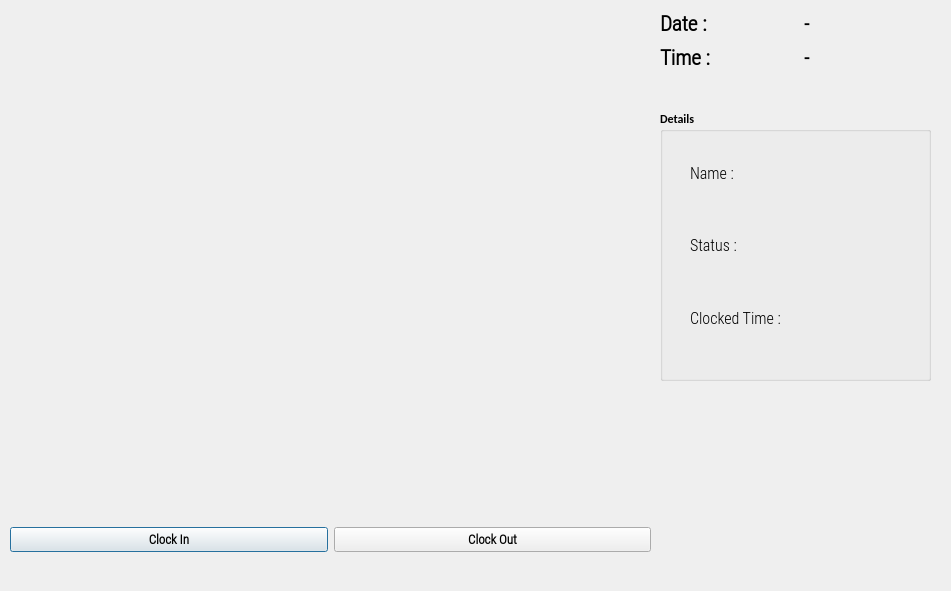
AhmedAboelyazeed-M/Face-Detect-Recognition, file outputwindow.ui: the form before one commit.
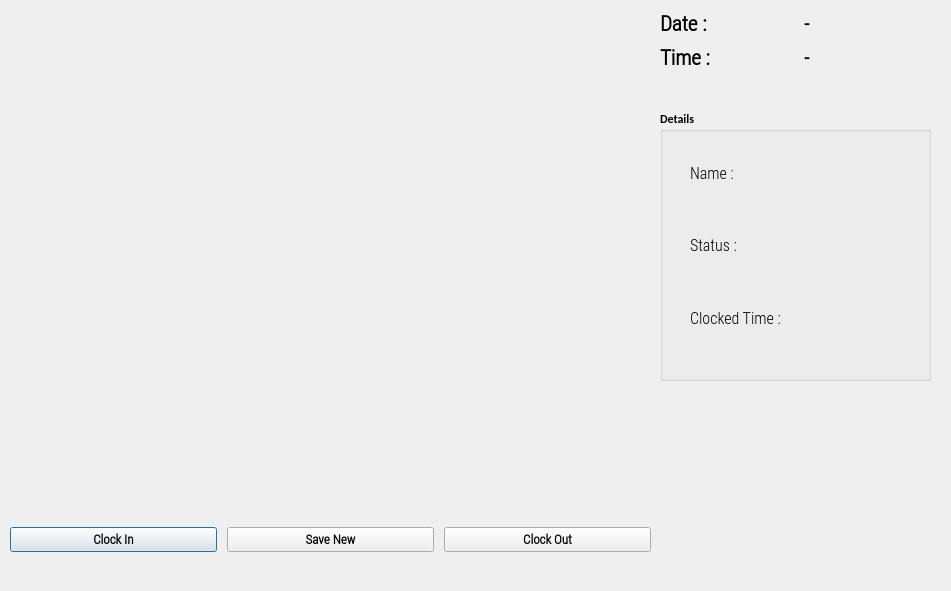
The form after the commit. Icons and pictures are not drawn.

```diff
--- a/outputwindow.ui
+++ b/outputwindow.ui
@@ -71,6 +71,12 @@
     </rect>
    </property>
    <layout class="QHBoxLayout" name="horizontalLayout">
+    <property name="spacing">
+     <number>10</number>
+    </property>
+    <property name="sizeConstraint">
+     <enum>QLayout::SetDefaultConstraint</enum>
+    </property>
     <item>
      <widget class="QPushButton" name="ClockInButton">
       <property name="font">
@@ -89,6 +95,33 @@
       </property>
      </widget>
     </item>
+    <item>
+     <widget class="QPushButton" name="SaveNewButton">
+      <property name="font">
+       <font>
+        <family>Roboto Condensed Light</family>
+        <pointsize>10</pointsize>
+        <weight>75</weight>
+        <bold>true</bold>
+       </font>
+      </property>
+      <property name="autoFillBackground">
+       <bool>false</bool>
+      </property>
+      <property name="text">
+       <string>Save New</string>
+      </property>
+      <property name="checkable">
+       <bool>true</bool>
+      </property>
+      <property name="autoRepeatDelay">
+       <number>700</number>
+      </property>
+      <property name="autoRepeatInterval">
+       <number>300</number>
+      </property>
+     </widget>
+    </item>
     <item>
      <widget class="QPushButton" name="ClockOutButton">
       <property name="font">
@@ -198,7 +231,7 @@
      <rect>
       <x>30</x>
       <y>30</y>
-      <width>97</width>
+      <width>100</width>
       <height>211</height>
      </rect>
     </property>
```
